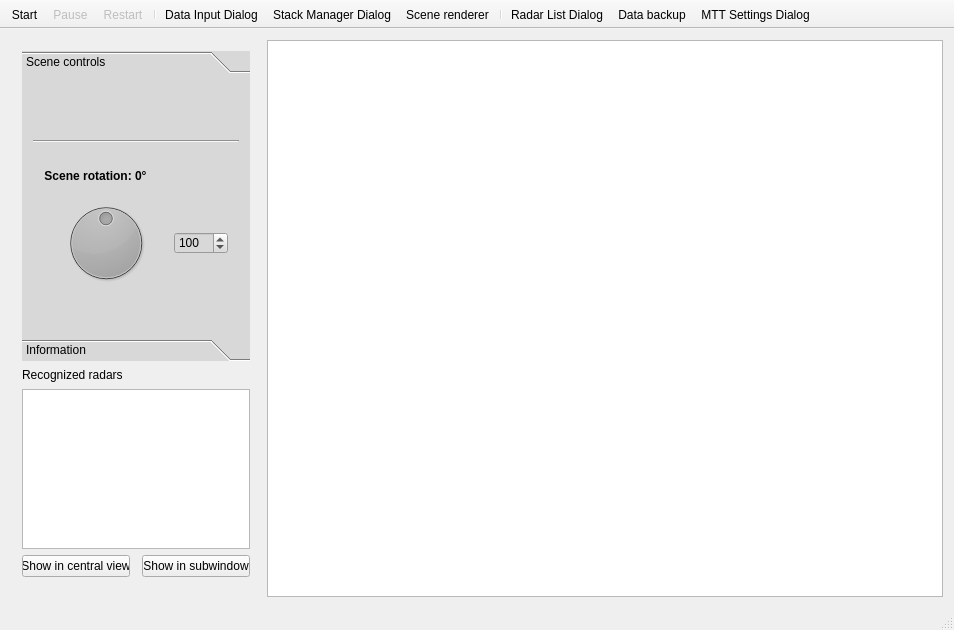
This is DACUSN/mainwindow.ui in Gresthorn/DACUSN as Qt 5 draws it before an edit. The edited form follows.
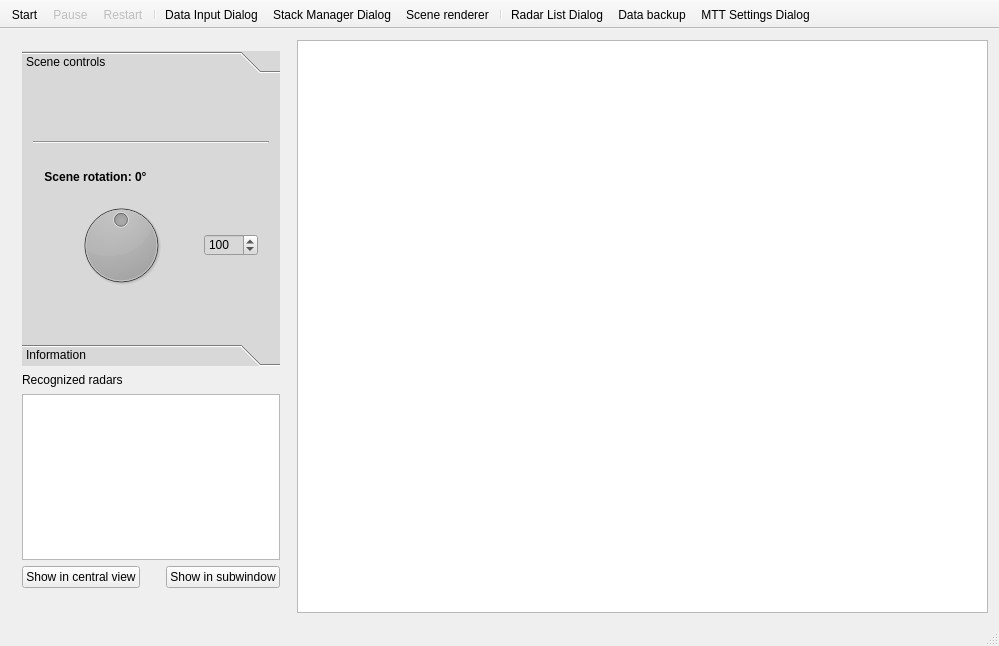
This is the edited form. Icons and pictures are not drawn.

What changed in the file:
```diff
--- a/DACUSN/mainwindow.ui
+++ b/DACUSN/mainwindow.ui
@@ -6,8 +6,8 @@
    <rect>
     <x>0</x>
     <y>0</y>
-    <width>954</width>
-    <height>630</height>
+    <width>999</width>
+    <height>646</height>
    </rect>
   </property>
   <property name="minimumSize">
@@ -45,13 +45,13 @@
      <widget class="QWidget" name="sceneControlsWidget" native="true">
       <property name="minimumSize">
        <size>
-        <width>250</width>
+        <width>280</width>
         <height>0</height>
        </size>
       </property>
       <property name="maximumSize">
        <size>
-        <width>250</width>
+        <width>280</width>
         <height>16777215</height>
        </size>
       </property>
@@ -84,8 +84,8 @@
            <rect>
             <x>0</x>
             <y>0</y>
-            <width>232</width>
-            <height>258</height>
+            <width>262</width>
+            <height>255</height>
            </rect>
           </property>
           <property name="styleSheet">
```
Left out of the diff: 24 changed lines with no effect on the pictures.
